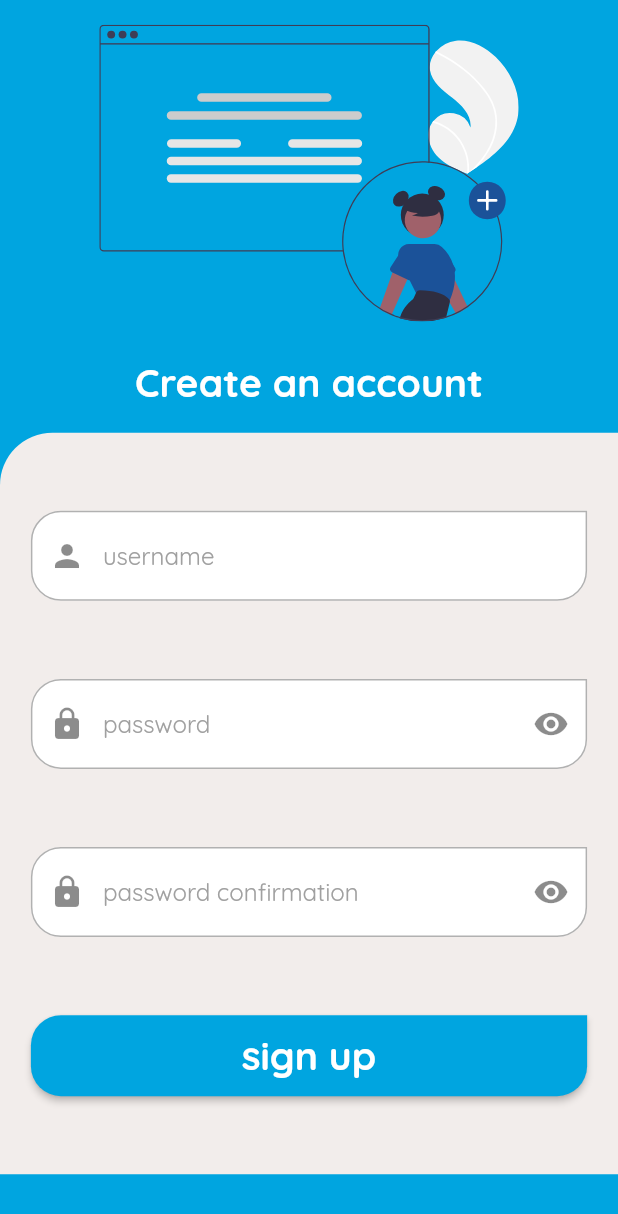
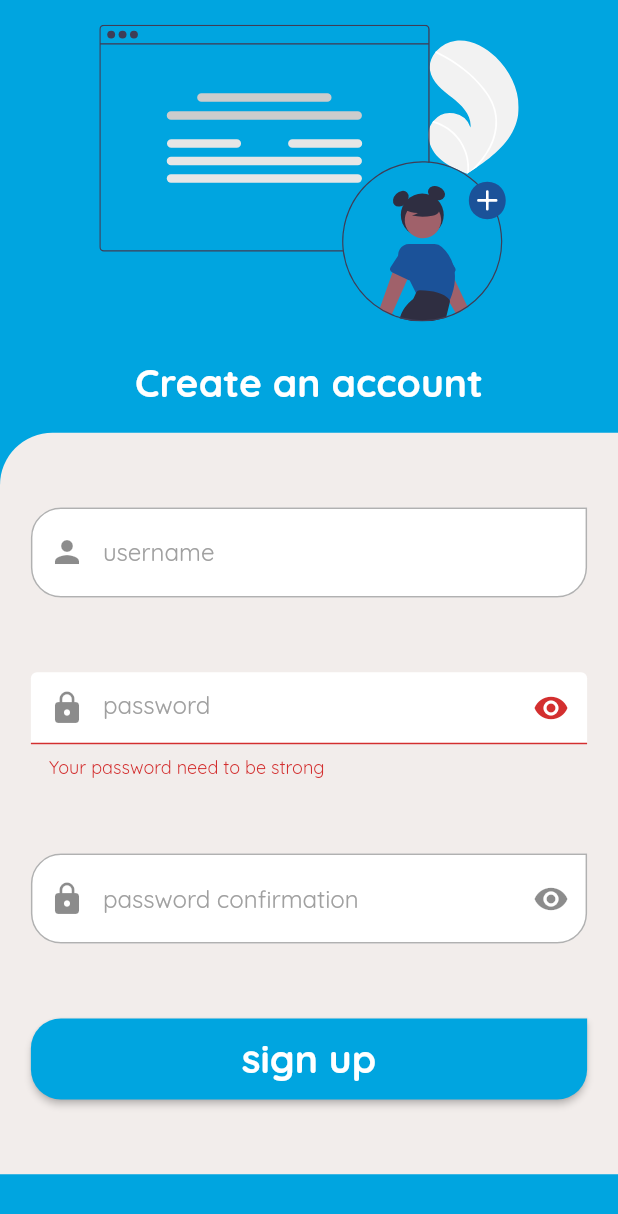
Before and after one commit to thierryoliveira/taskfy_app, a Flutter app: the SignUpPage screen opened by its route, after a tap on "sign up", on a phone screen of 412 x 824 dp. Shown: the top 1214 px of the screen. Run offline on Flutter 3.47's test engine with Material 2 defaults, Android fonts, the phone set to English and light mode, and no system bars; our stand-ins replace dio, flutter_datetime_picker, flutter_svg, font_awesome_flutter, get, get_storage and 4 more; accounts and stored records are empty.

Commit message:
fix: add form validator signup password

```diff
--- a/lib/app/modules/auth/views/signup_view.dart
+++ b/lib/app/modules/auth/views/signup_view.dart
@@ -89,7 +89,11 @@ class SignUpPage extends GetView<AuthController> {
                       margin: EdgeInsets.only(
                           left: width * 0.05,
                           right: width * 0.05,),
-                      child: Obx(() => TextField(
+                      child: Obx(() => TextFormField(
+                            validator: (value){
+                              bool isValid = RegExp(r"^((?=.*\d)(?=.*[a-zA-Z])[a-zA-Z0-9!@#$%&*]{8,20})$").hasMatch(value);
+                              return isValid ? null : 'Your password need to be strong';
+                            },
                             obscureText: controller.obscureTextPassword,
                             controller: passwordController,
                             decoration: InputDecoration(
@@ -118,7 +122,10 @@ class SignUpPage extends GetView<AuthController> {
                       margin: EdgeInsets.only(
                           left: width * 0.05,
                           right: width * 0.05,),
-                      child: Obx(() => TextField(
+                      child: Obx(() => TextFormField(
+                        validator: (value) {
+                          return value == passwordController.text ? null : "Password confirmation doesn't match";
+                        },
                             obscureText:
                                 controller.obscureTextPasswordConfirmation,
                             controller: passwordConfirmationController,
@@ -151,8 +158,11 @@ class SignUpPage extends GetView<AuthController> {
                           height: 54,
                           width: width * 0.94,
                           child: ElevatedButton(
-                            onPressed: () => controller.signUp(
-                                usernameController.text, passwordController.text),
+                            onPressed: () {
+                              if (_formKey.currentState.validate())
+                                  controller.signUp(
+                                usernameController.text, passwordController.text);
+                            },
                             style: ElevatedButton.styleFrom(
                               primary: controller.color,
                               shape: RoundedRectangleBorder(
```
